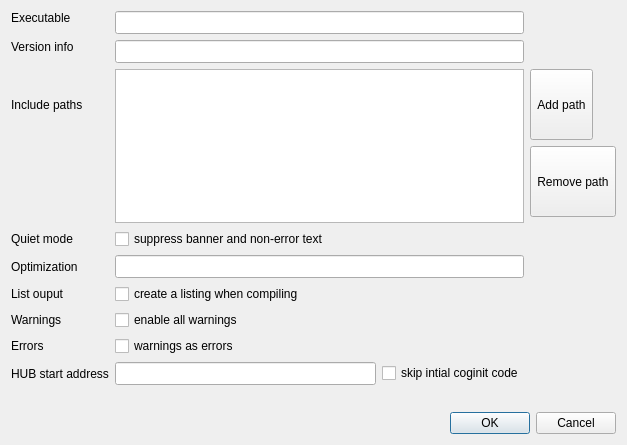
First picture: the form in dialogs/flexspindlg.ui, repository pullmoll/qflexprop, before the edit.
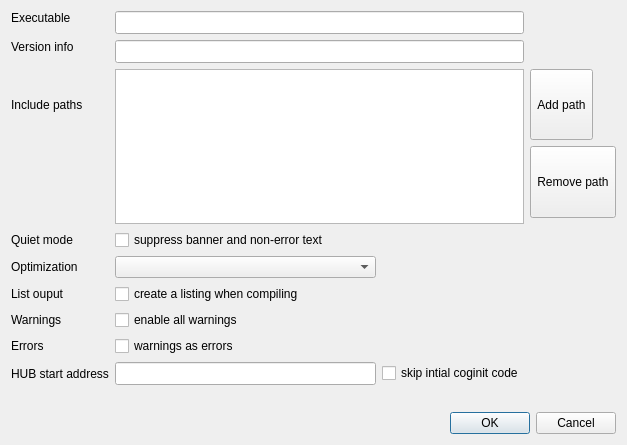
Second picture: the form after the edit. Icons and pictures are not drawn.

Commit message:
FlexspinDlg: use a QComboBox for optimize
Use a QComboBox for selecting the optimization level.
Fix handling of add/del include path tool buttons.

Patch:
```diff
--- a/dialogs/flexspindlg.ui
+++ b/dialogs/flexspindlg.ui
@@ -130,21 +130,6 @@
      </property>
     </widget>
    </item>
-   <item row="6" column="1" colspan="2">
-    <widget class="QLineEdit" name="le_optimize">
-     <property name="font">
-      <font>
-       <family>Monospace</family>
-       <pointsize>10</pointsize>
-       <weight>75</weight>
-       <bold>true</bold>
-      </font>
-     </property>
-     <property name="toolTip">
-      <string>&lt;html&gt;&lt;head/&gt;&lt;body&gt;&lt;p&gt;&lt;span style=&quot; font-weight:400;&quot;&gt;0: no optimization&lt;/span&gt;&lt;/p&gt;&lt;p&gt;&lt;span style=&quot; font-weight:400;&quot;&gt;1: basic optimization&lt;/span&gt;&lt;/p&gt;&lt;p&gt;&lt;span style=&quot; font-weight:400;&quot;&gt;2: all optimization&lt;/span&gt;&lt;/p&gt;&lt;/body&gt;&lt;/html&gt;</string>
-     </property>
-    </widget>
-   </item>
    <item row="8" column="1" colspan="2">
     <widget class="QCheckBox" name="cb_warnings">
      <property name="text">
@@ -264,6 +249,9 @@
      </property>
     </widget>
    </item>
+   <item row="6" column="1">
+    <widget class="QComboBox" name="cb_optimize"/>
+   </item>
   </layout>
  </widget>
  <tabstops>
```
Left out of the diff: 1 changed line with no effect on the pictures. The commit also changes 3 other files.
